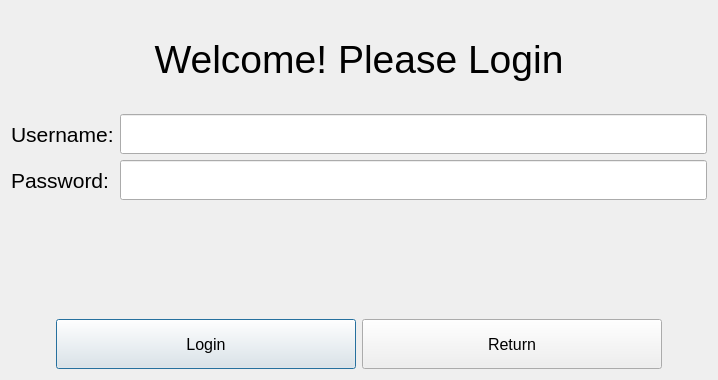
Qt form UI/login.ui (Sp1riting/A-Level-Coursework) before a commit.
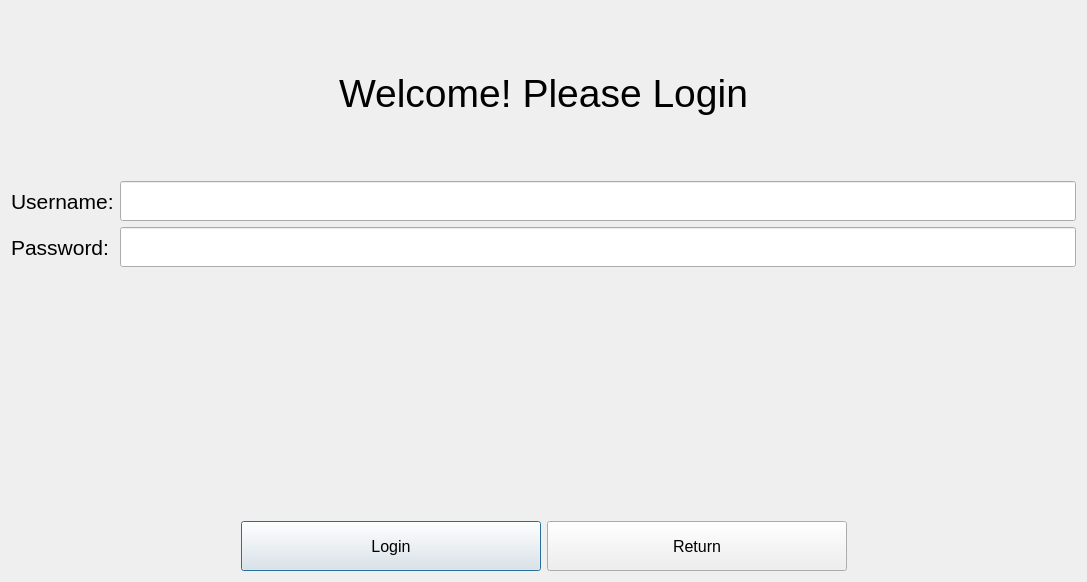
The same form after that commit.

Patch:
```diff
--- a/UI/login.ui
+++ b/UI/login.ui
@@ -6,8 +6,8 @@
    <rect>
     <x>0</x>
     <y>0</y>
-    <width>718</width>
-    <height>380</height>
+    <width>1087</width>
+    <height>582</height>
    </rect>
   </property>
   <property name="windowTitle">
```
